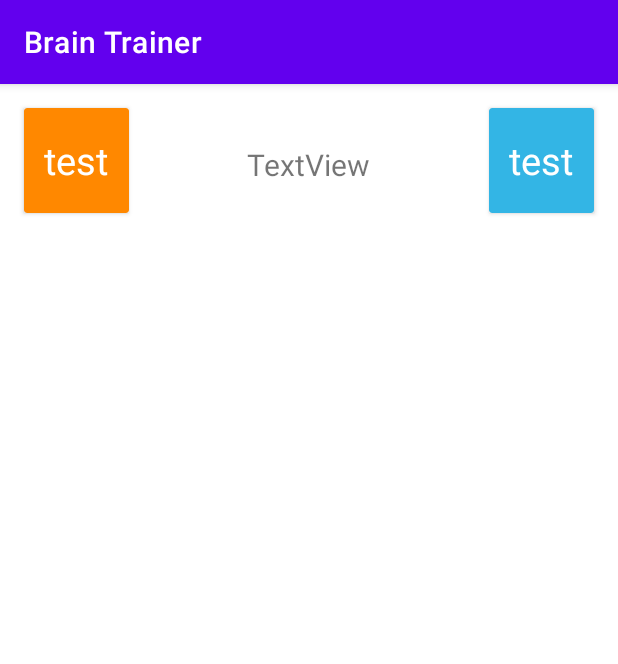
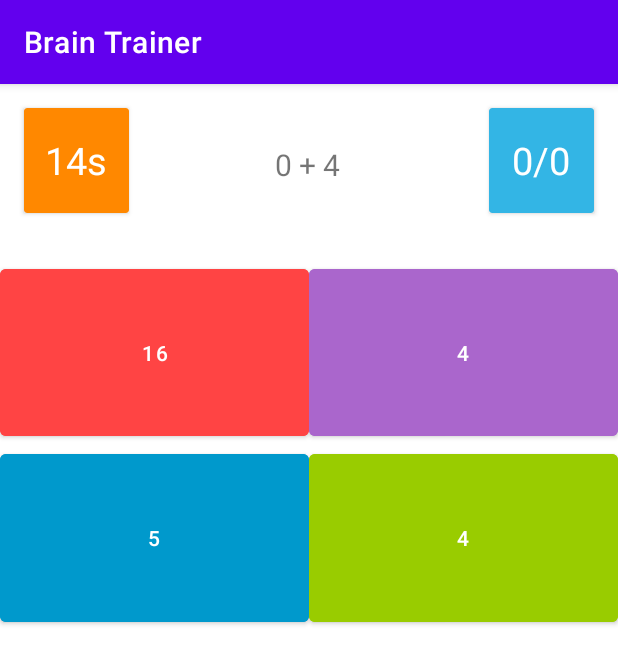
Before and after one commit to AhmedEzio47/brain_trainer, an Android app: the GameActivity screen opened directly, with no data from a screen before it, on a phone screen of 412 x 824 dp. Shown: the top 664 px of the screen. Run offline under Robolectric (Android 15) with nearby library versions, the phone set to English and light mode, and no system bars.

Commit message:
-App finished

```diff
--- a/app/build.gradle
+++ b/app/build.gradle
@@ -32,6 +32,7 @@ dependencies {
     implementation 'androidx.appcompat:appcompat:1.4.0'
     implementation 'com.google.android.material:material:1.4.0'
     implementation 'androidx.constraintlayout:constraintlayout:2.1.2'
+    implementation 'androidx.gridlayout:gridlayout:1.0.0'
     testImplementation 'junit:junit:4.+'
     androidTestImplementation 'androidx.test.ext:junit:1.1.3'
     androidTestImplementation 'androidx.test.espresso:espresso-core:3.4.0'
--- a/app/src/main/java/com/devyat/braintrainer/GameActivity.java
+++ b/app/src/main/java/com/devyat/braintrainer/GameActivity.java
@@ -3,12 +3,103 @@ package com.devyat.braintrainer;
 import androidx.appcompat.app.AppCompatActivity;
 
 import android.os.Bundle;
+import android.os.CountDownTimer;
+import android.view.View;
+import android.widget.Button;
+import android.widget.TextView;
+
+import com.devyat.braintrainer.models.Question;
+
+import java.util.Random;
 
 public class GameActivity extends AppCompatActivity {
+    private final int QUIZ_SECONDS = 15;
+    private boolean active = true;
+    private CountDownTimer mTimer;
+
+    TextView mTimerTV;
+    TextView mQuizTV;
+    TextView mScoreTV;
+    TextView mResultTV;
+    Question mQuestion;
+    Button mAnswer1;
+    Button mAnswer2;
+    Button mAnswer3;
+    Button mAnswer4;
+    Button mPlayAgain;
+    int mQuestionsCount = 0;
+    int mCorrectAnswersCount = 0;
 
     @Override
     protected void onCreate(Bundle savedInstanceState) {
         super.onCreate(savedInstanceState);
         setContentView(R.layout.activity_game);
+        init();
+
+    }
+
+    private void init() {
+        mQuestionsCount = 0;
+        mCorrectAnswersCount = 0;
+        mTimerTV = findViewById(R.id.timerTV);
+        mScoreTV = findViewById(R.id.scoreTV);
+        mQuizTV = findViewById(R.id.quizTV);
+        mResultTV = findViewById(R.id.resultTV);
+        mAnswer1 = findViewById(R.id.answer1);
+        mAnswer2 = findViewById(R.id.answer2);
+        mAnswer3 = findViewById(R.id.answer3);
+        mAnswer4 = findViewById(R.id.answer4);
+        mPlayAgain = findViewById(R.id.playAgainBtn);
+        mResultTV.setVisibility(View.INVISIBLE);
+        mPlayAgain.setVisibility(View.INVISIBLE);
+        mScoreTV.setText("0/0");
+        mPlayAgain.setOnClickListener(v -> init());
+        mAnswer1.setOnClickListener(v -> checkAnswer(Integer.parseInt(((Button) v).getText().toString())));
+        mAnswer2.setOnClickListener(v -> checkAnswer(Integer.parseInt(((Button) v).getText().toString())));
+        mAnswer3.setOnClickListener(v -> checkAnswer(Integer.parseInt(((Button) v).getText().toString())));
+        mAnswer4.setOnClickListener(v -> checkAnswer(Integer.parseInt(((Button) v).getText().toString())));
+
+        mTimer = new CountDownTimer(QUIZ_SECONDS * 1000, 1000) {
+            @Override
+            public void onTick(long millisUntilFinished) {
+                mTimerTV.setText(millisUntilFinished / 1000 + "s");
+            }
+
+            @Override
+            public void onFinish() {
+                active = false;
+                mResultTV.setText(mCorrectAnswersCount + "/" + mQuestionsCount);
+                mResultTV.setVisibility(View.VISIBLE);
+                mPlayAgain.setVisibility(View.VISIBLE);
+            }
+        }.start();
+
+        generateQuestion();
+    }
+
+    private void checkAnswer(int answer) {
+        if(!active){
+            return;
+        }
+        if (answer == mQuestion.getCorrectAnswer()) {
+            mCorrectAnswersCount++;
+        }
+        mQuestionsCount++;
+        mScoreTV.setText(mCorrectAnswersCount + "/" + mQuestionsCount);
+        generateQuestion();
+    }
+
+    private void generateQuestion() {
+        Random random = new Random();
+        int[] answers = {random.nextInt(20), random.nextInt(20), random.nextInt(20), random.nextInt(20)};
+        int first = random.nextInt(10);
+        int second = random.nextInt(10);
+        mQuestion = new Question(first, second, answers);
+        answers[random.nextInt(4)] = mQuestion.getCorrectAnswer();
+        mQuizTV.setText(mQuestion.getFirst() + " + " + mQuestion.getSecond());
+        mAnswer1.setText(String.valueOf(answers[0]));
+        mAnswer2.setText(String.valueOf(answers[1]));
+        mAnswer3.setText(String.valueOf(answers[2]));
+        mAnswer4.setText(String.valueOf(answers[3]));
     }
 }
--- /dev/null
+++ b/app/src/main/java/com/devyat/braintrainer/models/Question.java
@@ -0,0 +1,25 @@
+package com.devyat.braintrainer.models;
+
+public class Question {
+    public Question(int first, int second, int[] answers) {
+        this.first = first;
+        this.second = second;
+        this.answers = answers;
+    }
+
+    public int getCorrectAnswer(){
+        return  first + second;
+    }
+
+    public int getFirst(){
+        return this.first;
+    }
+
+    public int getSecond(){
+        return this.second;
+    }
+
+    int first;
+    int second;
+    int[] answers;
+}
--- a/app/src/main/res/layout/activity_game.xml
+++ b/app/src/main/res/layout/activity_game.xml
@@ -11,7 +11,6 @@
         android:layout_width="wrap_content"
         android:layout_height="wrap_content"
         android:layout_marginTop="40dp"
-        android:text="TextView"
         android:textSize="20sp"
         app:layout_constraintEnd_toStartOf="@+id/scoreBox"
         app:layout_constraintHorizontal_bias="0.496"
@@ -27,13 +26,14 @@
         android:layout_marginTop="16dp"
         app:layout_constraintStart_toStartOf="parent"
         app:layout_constraintTop_toTopOf="parent" >
+
         <TextView
-            android:text="test"
-            android:textSize="25sp"
+            android:id="@+id/timerTV"
+            android:layout_width="match_parent"
+            android:layout_height="match_parent"
+            android:gravity="center"
             android:textColor="@color/white"
-            android:gravity="center"
-            android:layout_width="match_parent"
-            android:layout_height="match_parent"/>
+            android:textSize="25sp" />
     </androidx.cardview.widget.CardView>
 
     <androidx.cardview.widget.CardView
@@ -45,12 +45,81 @@
         android:layout_marginEnd="16dp"
         app:layout_constraintEnd_toEndOf="parent"
         app:layout_constraintTop_toTopOf="parent" >
+
         <TextView
-            android:text="test"
-            android:textSize="25sp"
+            android:id="@+id/scoreTV"
+            android:layout_width="match_parent"
+            android:layout_height="match_parent"
+            android:gravity="center"
+            android:text="@string/initial_score"
             android:textColor="@color/white"
-            android:gravity="center"
-            android:layout_width="match_parent"
-            android:layout_height="match_parent"/>
+            android:textSize="25sp" />
     </androidx.cardview.widget.CardView>
+
+    <androidx.gridlayout.widget.GridLayout
+        android:id="@+id/gridLayout"
+        android:layout_width="412dp"
+        android:layout_height="247dp"
+        android:layout_marginStart="16dp"
+        android:layout_marginTop="50dp"
+        android:layout_marginEnd="16dp"
+        app:columnCount="2"
+        app:layout_constraintEnd_toEndOf="parent"
+        app:layout_constraintStart_toStartOf="parent"
+        app:layout_constraintTop_toBottomOf="@+id/quizTV">
+
+
+        <Button
+            android:id="@+id/answer1"
+            android:backgroundTint="@android:color/holo_red_light"
+            android:padding="0dp"
+            app:layout_columnWeight="1"
+            app:layout_gravity="fill"
+            app:layout_rowWeight="1" />
+
+        <Button
+            android:id="@+id/answer2"
+            android:backgroundTint="@android:color/holo_purple"
+            android:padding="0dp"
+            app:layout_columnWeight="1"
+            app:layout_gravity="fill"
+            app:layout_rowWeight="1" />
+
+        <Button
+            android:id="@+id/answer3"
+            android:backgroundTint="@android:color/holo_blue_dark"
+            android:padding="0dp"
+            app:layout_columnWeight="1"
+            app:layout_gravity="fill"
+            app:layout_rowWeight="1" />
+
+        <Button
+            android:id="@+id/answer4"
+            android:backgroundTint="@android:color/holo_green_light"
+            android:padding="0dp"
+            app:layout_columnWeight="1"
+            app:layout_gravity="fill"
+            app:layout_rowWeight="1" />
+    </androidx.gridlayout.widget.GridLayout>
+
+    <TextView
+        android:id="@+id/resultTV"
+        android:layout_width="wrap_content"
+        android:layout_height="wrap_content"
+        android:layout_marginTop="100dp"
+        app:layout_constraintEnd_toEndOf="parent"
+        app:layout_constraintStart_toStartOf="parent"
+        app:layout_constraintTop_toBottomOf="@+id/gridLayout"
+        tools:visibility="invisible" />
+
+    <Button
+        android:id="@+id/playAgainBtn"
+        android:layout_width="wrap_content"
+        android:layout_height="wrap_content"
+        android:layout_marginTop="16dp"
+        android:text="@string/play_again"
+        app:layout_constraintEnd_toEndOf="parent"
+        app:layout_constraintStart_toStartOf="parent"
+        app:layout_constraintTop_toBottomOf="@+id/resultTV"
+        tools:visibility="invisible" />
 </androidx.constraintlayout.widget.ConstraintLayout>
--- a/app/src/main/res/values/strings.xml
+++ b/app/src/main/res/values/strings.xml
@@ -1,4 +1,6 @@
 <resources>
     <string name="app_name">Brain Trainer</string>
     <string name="go">GO</string>
+    <string name="play_again">Play again</string>
+    <string name="initial_score">0/0</string>
 </resources>
```
